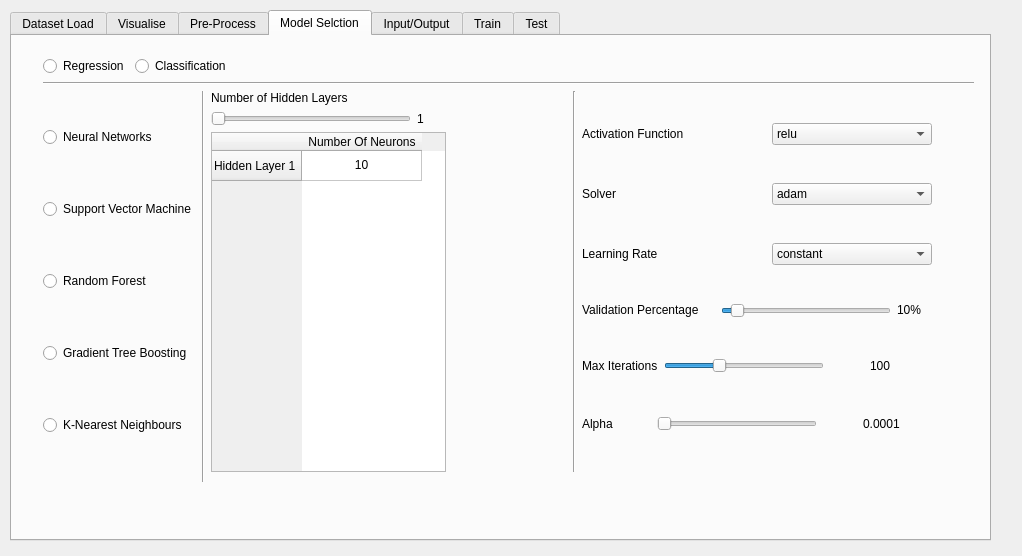
The window that resources/ui/ml_gui.ui (matheusft/modelling_ml) describes before a commit, drawn with Qt 5.
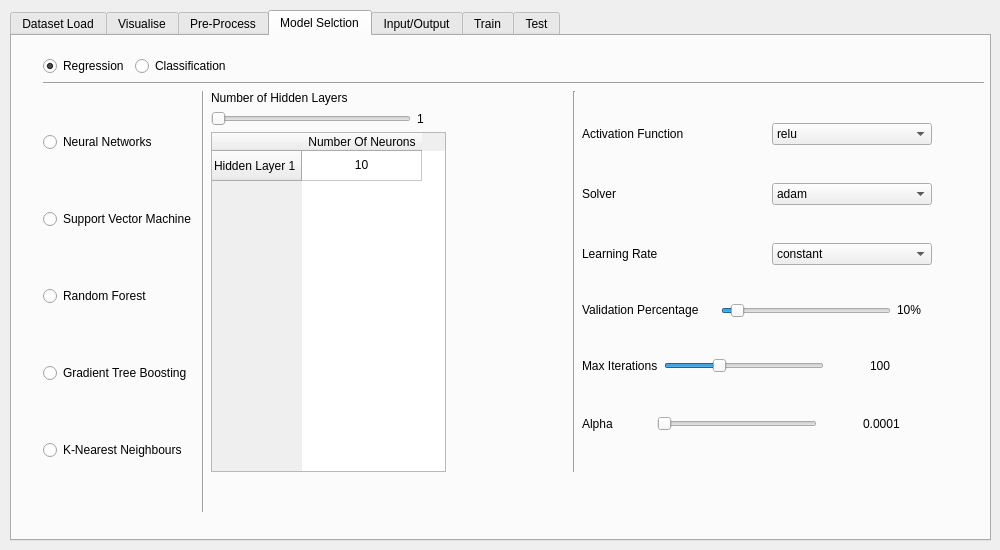
The same window after the commit. The open tabs and pages were chosen to show the change. Icons and pictures are not drawn. Custom widgets are drawn as their Qt base class.

```diff
--- a/resources/ui/ml_gui.ui
+++ b/resources/ui/ml_gui.ui
@@ -6,8 +6,8 @@
    <rect>
     <x>0</x>
     <y>0</y>
-    <width>1022</width>
-    <height>556</height>
+    <width>1000</width>
+    <height>550</height>
    </rect>
   </property>
   <property name="windowTitle">
@@ -802,8 +802,8 @@
       <rect>
        <x>31</x>
        <y>20</y>
-       <width>931</width>
-       <height>461</height>
+       <width>941</width>
+       <height>471</height>
       </rect>
      </property>
      <layout class="QVBoxLayout" name="verticalLayout_7">
@@ -814,6 +814,15 @@
           <property name="text">
            <string>Regression</string>
           </property>
+          <property name="checked">
+           <bool>true</bool>
+          </property>
+          <property name="autoExclusive">
+           <bool>true</bool>
+          </property>
+          <attribute name="buttonGroup">
+           <string notr="true">buttonGroup</string>
+          </attribute>
          </widget>
         </item>
         <item>
@@ -1439,7 +1448,7 @@
             <x>0</x>
             <y>-10</y>
             <width>921</width>
-            <height>401</height>
+            <height>431</height>
            </rect>
           </property>
           <layout class="QHBoxLayout" name="horizontalLayout_10">
```
Left out of the diff: 38 changed lines with no effect on the pictures.
